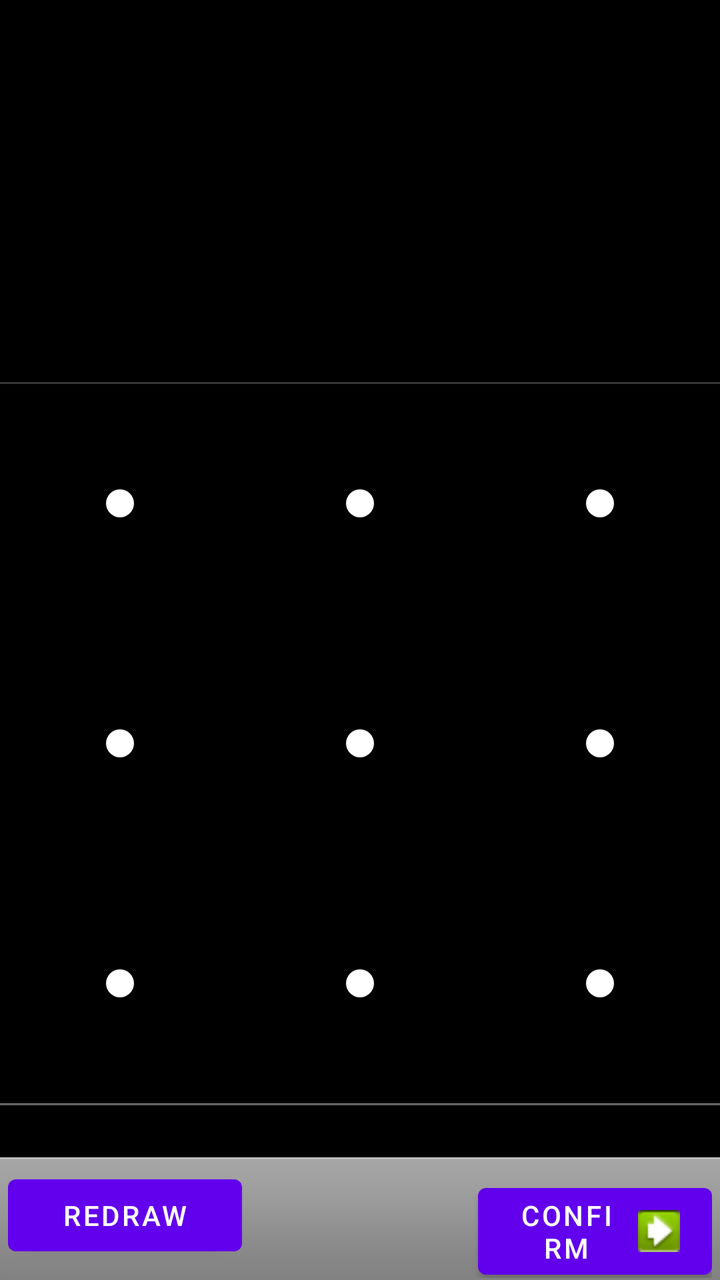
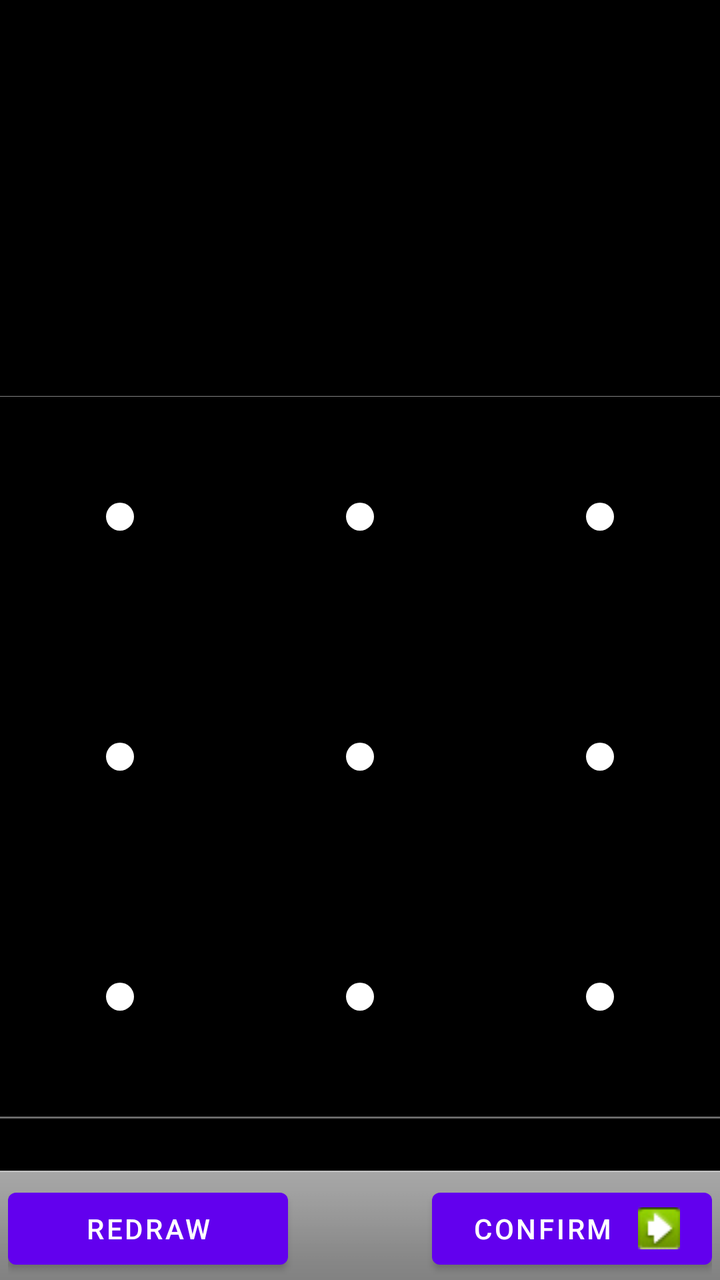

Screens rendered from an Android XML layout before and after an edit, with the pre-edit source and the edit as a unified diff.
<!-- AndroidManifest.xml: fallback theme Theme.MaterialComponents.DayNight.NoActionBar -->
<!-- res/layout/choose_lock_pattern.xml -->
<?xml version="1.0" encoding="utf-8"?>
<com.android.internal.widget.LinearLayoutWithDefaultTouchRecepient
        xmlns:android="http://schemas.android.com/apk/res/android"
    android:id="@+id/topLayout"
    android:orientation="vertical"
    android:layout_width="wrap_content"
    android:layout_height="fill_parent"
    android:background="@color/black">

    <TextView android:id="@+id/headerText"
        android:layout_width="fill_parent"
        android:layout_height="0dip"
        android:layout_weight="1"
        android:gravity="center"
        android:textSize="18sp"/>

    <View
         android:background="@*android:drawable/code_lock_top"
         android:layout_width="fill_parent"
         android:layout_height="2dip" />
    <com.android.internal.widget.LockPatternView android:id="@+id/lockPattern"
         android:layout_width="wrap_content"
         android:layout_height="wrap_content" />
    <View
         android:background="@*android:drawable/code_lock_bottom"
         android:layout_width="fill_parent"
         android:layout_height="8dip" />

    
    <TextView android:id="@+id/footerText"
        android:layout_width="wrap_content"
        android:layout_height="wrap_content"
        android:layout_gravity="center_horizontal"
        android:textSize="14sp"/>

    
    <LinearLayout style="@android:style/ButtonBar"
        android:orientation="horizontal"
        android:layout_width="fill_parent"
        android:layout_height="wrap_content">

        
        <Button android:id="@+id/footerLeftButton"
            android:layout_height="wrap_content"
            android:layout_width="0dip"
            android:layout_weight="1"
            android:text="@string/lockpattern_restart_button_text"/>

        
        <View
            android:visibility="invisible"
            android:layout_height="0dip"
            android:layout_width="1dip"
            android:layout_weight="1" />

        
        <Button android:id="@+id/footerRightButton"
            android:layout_height="wrap_content"
            android:layout_width="0dip"
            android:layout_weight="1"
            android:drawableRight="@drawable/ic_btn_next"
            android:drawablePadding="3dip"
            android:text="@string/lockpattern_confirm_button_text"/>

    </LinearLayout>

</com.android.internal.widget.LinearLayoutWithDefaultTouchRecepient>
<!-- resources referenced by this layout -->
<resources>
  <color name="black">#000</color>
  <!-- drawable ic_btn_next: png bitmap (drawable, 779 bytes) -->
  <string name="lockpattern_confirm_button_text">Confirm</string>
  <string name="lockpattern_restart_button_text">Redraw</string>
</resources>

<!-- the commit's change to res/layout/choose_lock_pattern.xml (unified diff, before → after) -->
@@ -42,8 +42,9 @@
         
         <Button android:id="@+id/footerLeftButton"
             android:layout_height="wrap_content"
-            android:layout_width="0dip"
-            android:layout_weight="1"
+            android:layout_width="140dip"
+            android:ellipsize="marquee"
+            android:singleLine="true"
             android:text="@string/lockpattern_restart_button_text"/>
 
         
@@ -56,8 +57,9 @@
         
         <Button android:id="@+id/footerRightButton"
             android:layout_height="wrap_content"
-            android:layout_width="0dip"
-            android:layout_weight="1"
+            android:layout_width="140dip"
+            android:ellipsize="marquee"
+            android:singleLine="true"
             android:drawableRight="@drawable/ic_btn_next"
             android:drawablePadding="3dip"
             android:text="@string/lockpattern_confirm_button_text"/>
